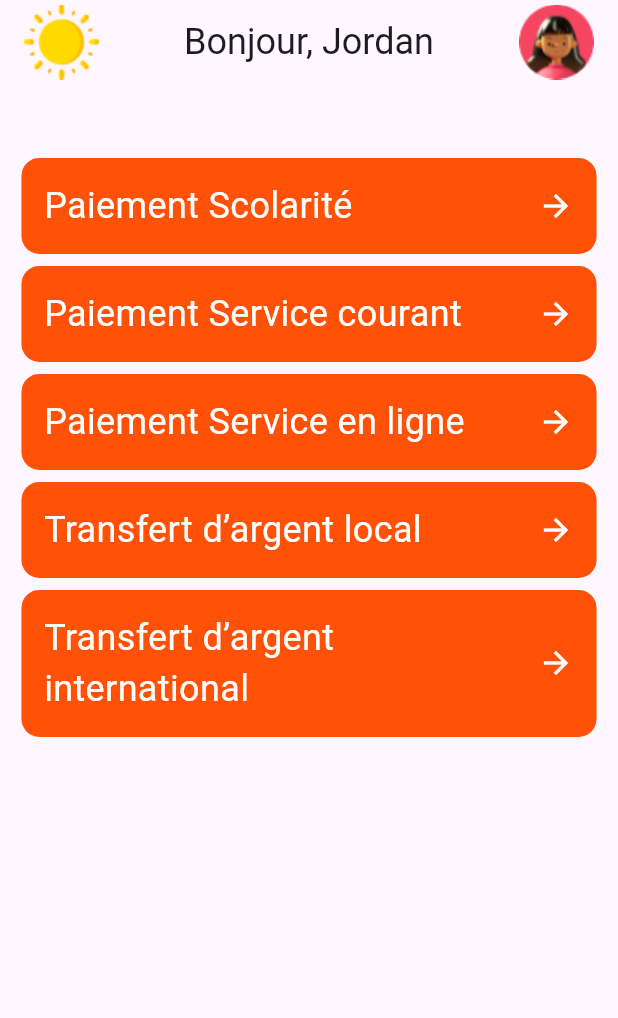
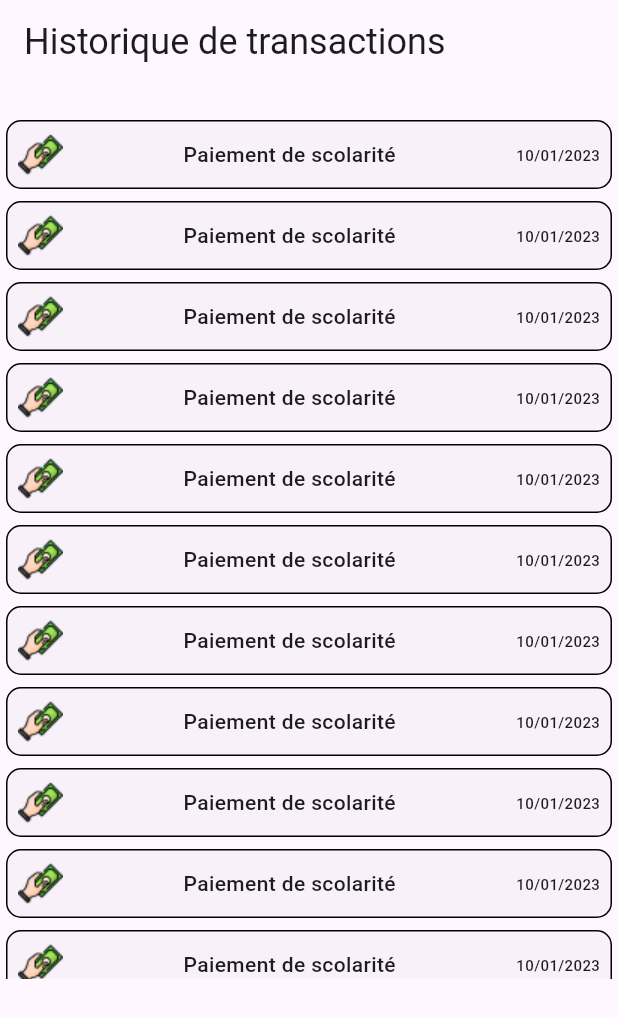
Before and after one commit to gfriedtod/Ms_Pay, a Flutter app: the screen it shows after launch, on a phone screen of 412 x 824 dp. Shown: the top 1018 px of the screen. Run offline on Flutter 3.47's test engine with Material 3 defaults, Android fonts, the phone set to English and light mode, and no system bars; our stand-ins replace google_fonts; Roboto replaces fonts that are missing (Itim).

Commit message:
transactions pages

```diff
--- /dev/null
+++ b/lib/component/transaction_card.dart
@@ -0,0 +1,39 @@
+import 'package:flutter/material.dart';
+import 'package:google_fonts/google_fonts.dart';
+
+class TransactionCard extends StatelessWidget {
+  String value;
+
+  String date;
+
+  TransactionCard({super.key , required this.value , required this.date});
+
+  @override
+  Widget build(BuildContext context) {
+
+    return Card(
+      shape: RoundedRectangleBorder(
+        borderRadius: BorderRadius.circular(10),
+        side: const BorderSide(
+          width: 1,
+        )
+      ),
+      elevation: 0,
+      child: Padding(
+        padding: const EdgeInsets.all(8.0),
+        child: Row(
+          mainAxisAlignment: MainAxisAlignment.spaceBetween,
+          children: [
+
+            Image.asset('assets/images/money.png'),
+            Text(value ,style: GoogleFonts.roboto(fontSize: 14, fontWeight: FontWeight.w500),),
+            Text(date , style: GoogleFonts.roboto(fontSize: 10, fontWeight: FontWeight.w500),)
+
+
+
+          ],
+        ),
+      ),
+    );
+  }
+}
--- a/lib/main.dart
+++ b/lib/main.dart
@@ -2,6 +2,7 @@ import 'package:flutter/material.dart';
 import 'package:untitled4/pages/home_pages.dart';
 import 'package:untitled4/pages/login_page.dart';
 import 'package:untitled4/pages/signUP_pages.dart';
+import 'package:untitled4/pages/transaction_stories_pages.dart';
 import 'package:untitled4/pages/welcome_pages.dart';
 
 void main() {
@@ -35,7 +36,7 @@ class MyApp extends StatelessWidget {
         colorScheme: ColorScheme.fromSeed(seedColor: Colors.deepPurple),
         useMaterial3: true,
       ),
-      home:  HommePages(),
+      home:  TransactionStoriesPages(),
     );
   }
 }
--- /dev/null
+++ b/lib/pages/transaction_stories_pages.dart
@@ -0,0 +1,37 @@
+import 'package:flutter/material.dart';
+import 'package:google_fonts/google_fonts.dart';
+import 'package:untitled4/component/transaction_card.dart';
+
+class TransactionStoriesPages extends StatelessWidget {
+  const TransactionStoriesPages({super.key});
+
+  @override
+  Widget build(BuildContext context) {
+    final size = MediaQuery.of(context).size;
+    return Scaffold(
+      appBar: AppBar(
+        title: Text(
+          'Historique de transactions',
+          style: GoogleFonts.itim(
+            fontSize: 24,
+            fontWeight: FontWeight.w400,
+          ),
+        )
+      ),
+
+      body: Column(
+        children: [
+          SizedBox(height: 20,),
+          SizedBox(height: size.height * 0.7,
+            child: ListView.builder(itemBuilder: (context, index) {
+
+              return TransactionCard(value: 'Paiement de scolarité', date: '10/01/2023');
+            }),
+          ),
+
+
+        ],
+      ),
+    );
+  }
+}
```
Also changed, not shown: assets/images/money.png (added).
